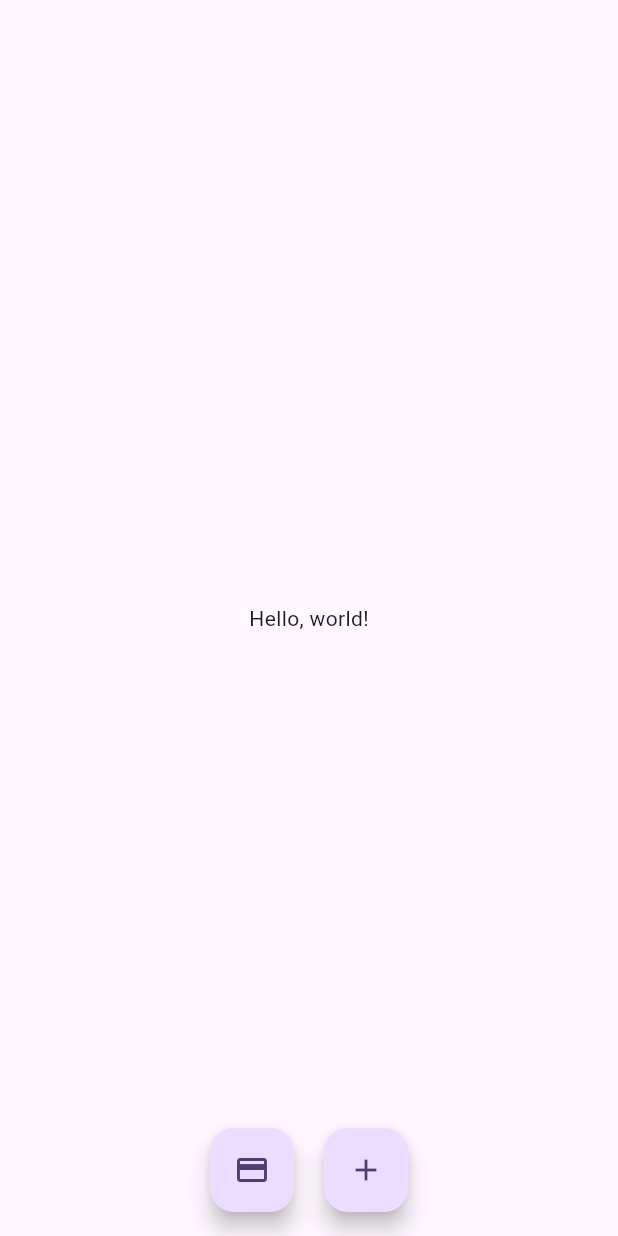
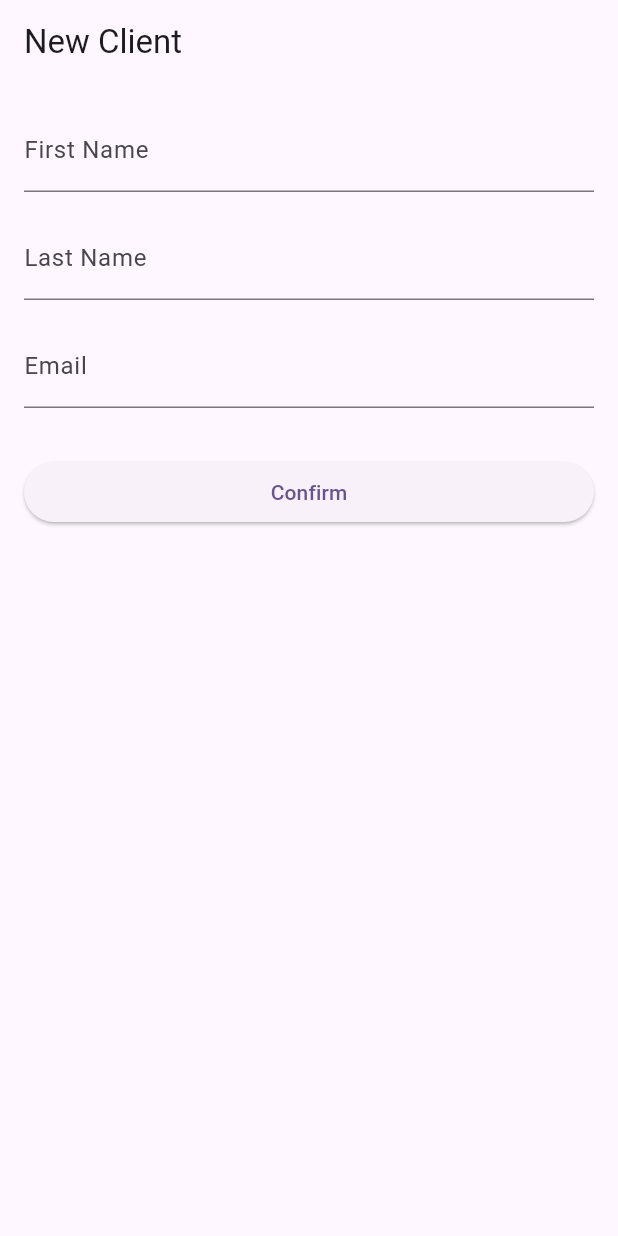
Before and after one commit to trixky/lvmh_academy, a Flutter app: the screen it shows after launch, on a phone screen of 412 x 824 dp. Run offline on Flutter 3.47's test engine with Material 3 defaults, Android fonts, the light colour scheme and no system bars.

Commit message:
basic register form

```diff
--- a/mobile/lib/main.dart
+++ b/mobile/lib/main.dart
@@ -1,4 +1,5 @@
 import 'package:flutter/material.dart';
+import 'package:mobile/register.dart';
 import 'package:mobile/screen.dart';
 
 void main() {
@@ -32,7 +33,7 @@ class MyApp extends StatelessWidget {
         colorScheme: ColorScheme.fromSeed(seedColor: Colors.deepPurple),
         useMaterial3: true,
       ),
-      home: const Screen(),
+      home: RegistrationPage(),
     );
   }
 }
--- /dev/null
+++ b/mobile/lib/register.dart
@@ -0,0 +1,55 @@
+import 'package:flutter/material.dart';
+
+class RegistrationPage extends StatefulWidget {
+  @override
+  _RegistrationPageState createState() => _RegistrationPageState();
+}
+
+class _RegistrationPageState extends State<RegistrationPage> {
+  final TextEditingController _firstNameController = TextEditingController();
+  final TextEditingController _lastNameController = TextEditingController();
+  final TextEditingController _emailController = TextEditingController();
+
+  @override
+  Widget build(BuildContext context) {
+    return Scaffold(
+      appBar: AppBar(
+        title: Text('New Client'),
+      ),
+      body: Padding(
+        padding: const EdgeInsets.all(16.0),
+        child: Column(
+          crossAxisAlignment: CrossAxisAlignment.stretch,
+          children: [
+            TextFormField(
+              controller: _firstNameController,
+              decoration: InputDecoration(labelText: 'First Name'),
+            ),
+            SizedBox(height: 16.0),
+            TextFormField(
+              controller: _lastNameController,
+              decoration: InputDecoration(labelText: 'Last Name'),
+            ),
+            SizedBox(height: 16.0),
+            TextFormField(
+              controller: _emailController,
+              decoration: InputDecoration(labelText: 'Email'),
+              keyboardType: TextInputType.emailAddress,
+            ),
+            SizedBox(height: 32.0),
+            ElevatedButton(
+              onPressed: () {
+                // Handle registration logic here
+                // You can access the entered values using _firstNameController.text, _lastNameController.text, _emailController.text
+                print('First Name: ${_firstNameController.text}');
+                print('Last Name: ${_lastNameController.text}');
+                print('Email: ${_emailController.text}');
+              },
+              child: Text('Confirm'),
+            ),
+          ],
+        ),
+      ),
+    );
+  }
+}
```
Also changed, not shown: mobile/lib/location_search_bar.dart (+181 -181 lines).
